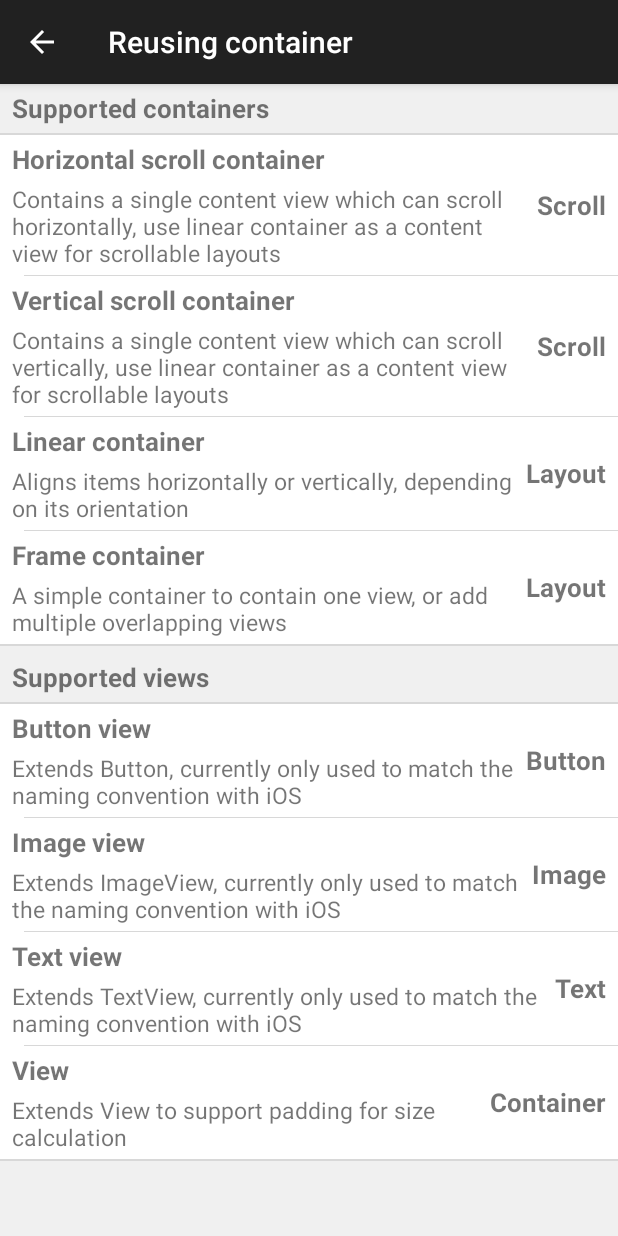
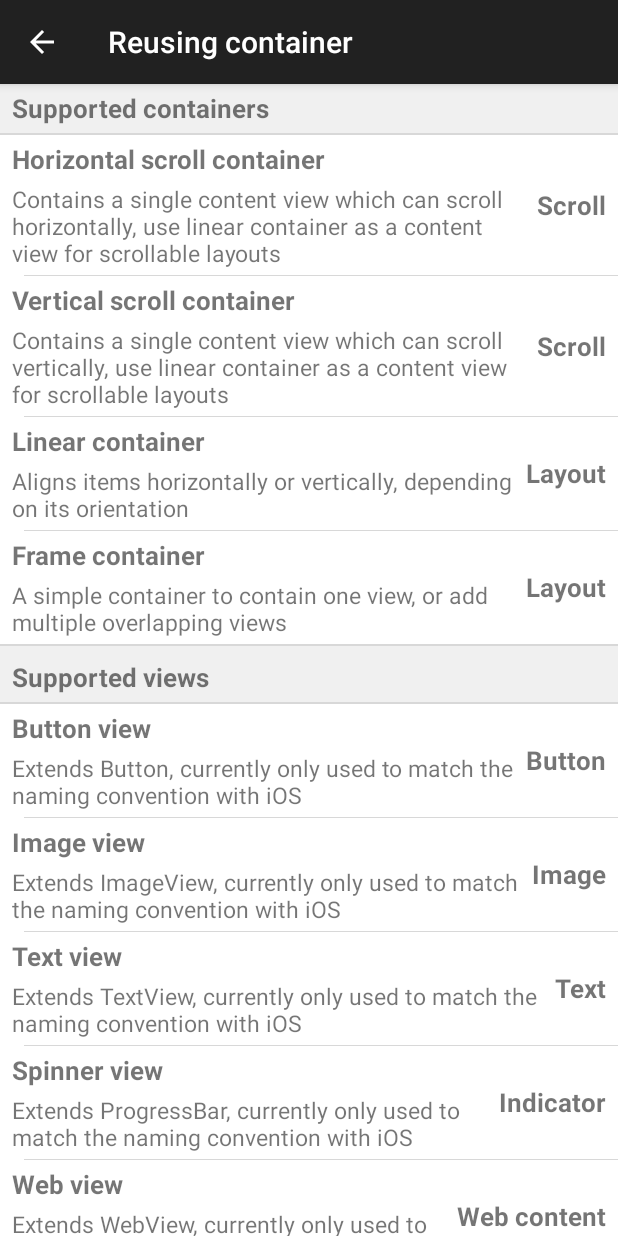
Before and after one commit to crescentflare/UniLayout, an Android app: the ReusingContainerActivity screen opened directly, with no data from a screen before it, on a phone screen of 412 x 824 dp. Run offline under Robolectric (Android 15) with nearby library versions, the phone set to English and light mode, and no system bars.

Commit message:
Also updated sample for Android

```diff
--- a/UniLayoutAndroid/UniLayoutExample/src/main/java/com/crescentflare/unilayoutexample/reusingcontainer/ReusingContainerActivity.java
+++ b/UniLayoutAndroid/UniLayoutExample/src/main/java/com/crescentflare/unilayoutexample/reusingcontainer/ReusingContainerActivity.java
@@ -52,6 +52,8 @@ public class ReusingContainerActivity extends AppCompatActivity
         adapter.addItem(new ReusableItem(ReusableItem.Type.Item, "Button view", "Extends Button, currently only used to match the naming convention with iOS", "Button"));
         adapter.addItem(new ReusableItem(ReusableItem.Type.Item, "Image view", "Extends ImageView, currently only used to match the naming convention with iOS", "Image"));
         adapter.addItem(new ReusableItem(ReusableItem.Type.Item, "Text view", "Extends TextView, currently only used to match the naming convention with iOS", "Text"));
+        adapter.addItem(new ReusableItem(ReusableItem.Type.Item, "Spinner view", "Extends ProgressBar, currently only used to match the naming convention with iOS", "Indicator"));
+        adapter.addItem(new ReusableItem(ReusableItem.Type.Item, "Web view", "Extends WebView, currently only used to match the naming convention with iOS", "Web content"));
         adapter.addItem(new ReusableItem(ReusableItem.Type.Item, "View", "Extends View to support padding for size calculation", "Container"));
         adapter.addItem(new ReusableItem(ReusableItem.Type.BottomDivider));
     }
```
